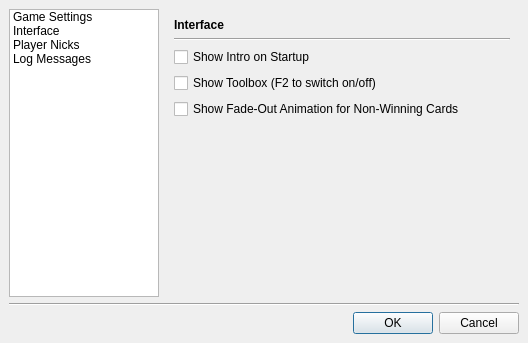
Old version of the form src/gui/qt/settingsdialog.ui in the repository pokerth/pokerth.
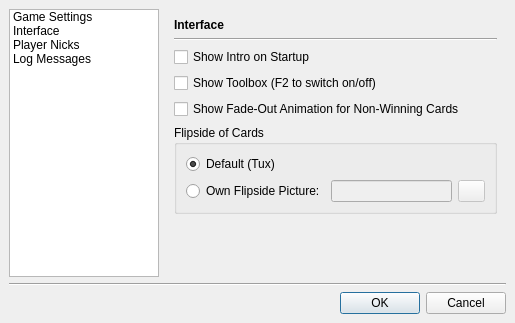
New version of the form. The open tabs and pages were chosen to show the change. Icons and pictures are not drawn.

Commit message: Add Own Flipside Option

Patch:
```diff
--- a/src/gui/qt/settingsdialog.ui
+++ b/src/gui/qt/settingsdialog.ui
@@ -5,8 +5,8 @@
    <rect>
     <x>0</x>
     <y>0</y>
-    <width>528</width>
-    <height>343</height>
+    <width>515</width>
+    <height>323</height>
    </rect>
   </property>
   <property name="windowTitle" >
@@ -178,6 +178,67 @@
         <number>6</number>
        </property>
        <item row="5" column="0" >
+        <widget class="QGroupBox" name="groupBox" >
+         <property name="title" >
+          <string>Flipside of Cards</string>
+         </property>
+         <layout class="QGridLayout" >
+          <property name="margin" >
+           <number>9</number>
+          </property>
+          <property name="spacing" >
+           <number>6</number>
+          </property>
+          <item row="1" column="1" >
+           <widget class="QLineEdit" name="lineEdit_OwnFlipsideFilename" >
+            <property name="enabled" >
+             <bool>false</bool>
+            </property>
+           </widget>
+          </item>
+          <item row="1" column="0" >
+           <widget class="QRadioButton" name="radioButton_flipsideOwn" >
+            <property name="text" >
+             <string>Own Flipside Picture:</string>
+            </property>
+           </widget>
+          </item>
+          <item row="0" column="0" colspan="2" >
+           <widget class="QRadioButton" name="radioButton_flipsideTux" >
+            <property name="text" >
+             <string>Default (Tux)</string>
+            </property>
+            <property name="checked" >
+             <bool>true</bool>
+            </property>
+           </widget>
+          </item>
+          <item row="1" column="2" >
+           <widget class="QPushButton" name="pushButton_openFlipsidePicture" >
+            <property name="enabled" >
+             <bool>false</bool>
+            </property>
+            <property name="minimumSize" >
+             <size>
+              <width>27</width>
+              <height>22</height>
+             </size>
+            </property>
+            <property name="maximumSize" >
+             <size>
+              <width>27</width>
+              <height>22</height>
+             </size>
+            </property>
+            <property name="icon" >
+             <iconset resource="deck.qrc" >:/graphics/graphics/fileopen16.png</iconset>
+            </property>
+           </widget>
+          </item>
+         </layout>
+        </widget>
+       </item>
+       <item row="6" column="0" >
         <spacer>
          <property name="orientation" >
           <enum>Qt::Vertical</enum>
```
Left out of the diff: 150 changed lines with no effect on the pictures. The commit also changes 7 other files.
